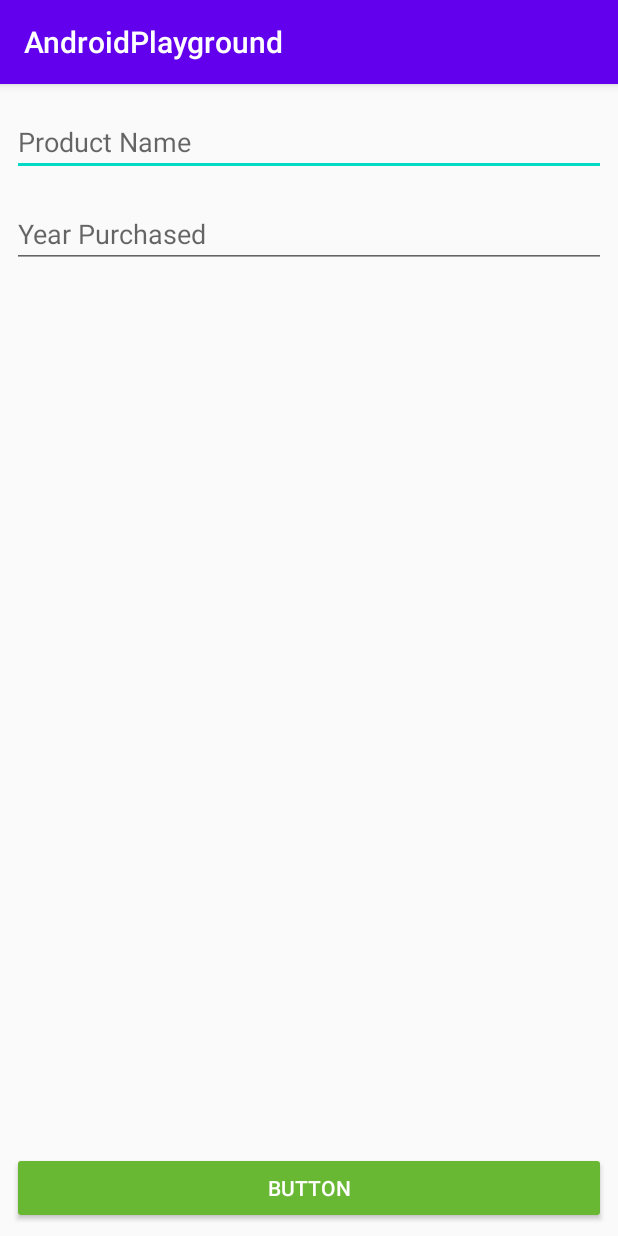
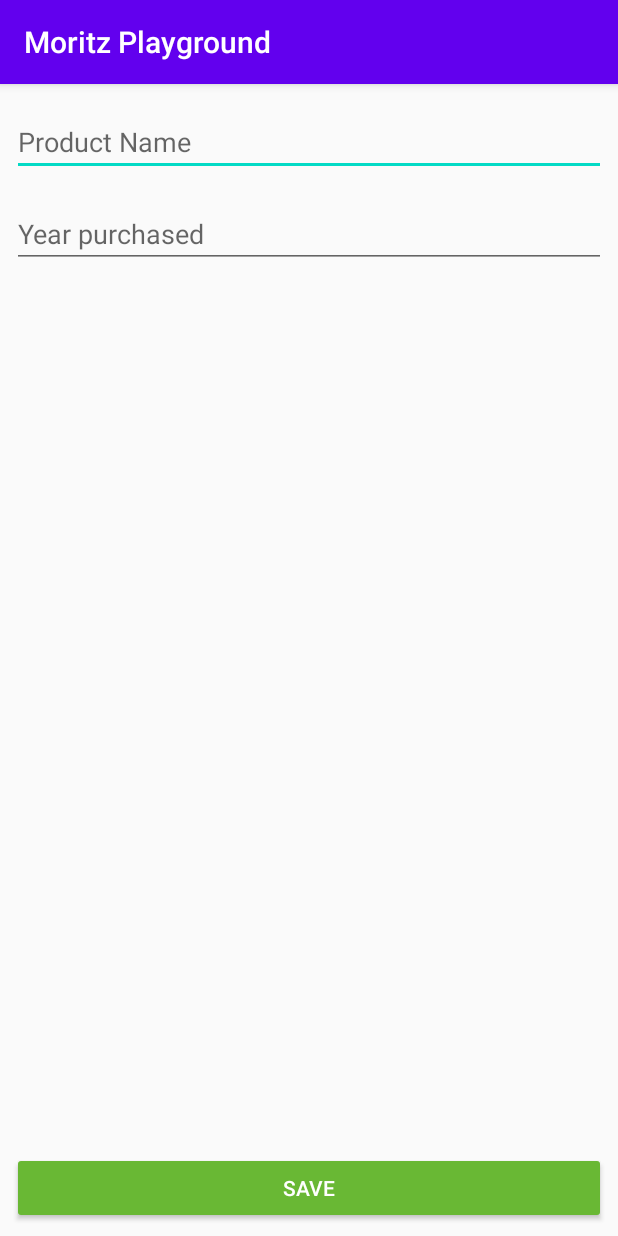
Before and after one commit to animalsounds-ldn/AndroidPlayground, an Android app: the NewProduct screen opened directly, with no data from a screen before it, on a phone screen of 412 x 824 dp. Run offline under Robolectric (Android 15) with nearby library versions, the phone set to English and light mode, and no system bars.

Commit message:
further work on 2nd screen

```diff
--- a/app/src/main/res/layout/newproduct.xml
+++ b/app/src/main/res/layout/newproduct.xml
@@ -7,14 +7,14 @@
     android:layout_height="match_parent">
 
     <EditText
-        android:id="@+id/editTextTextPersonName"
+        android:id="@+id/editTextProductName"
         android:layout_width="0dp"
         android:layout_height="wrap_content"
         android:layout_marginStart="8dp"
         android:layout_marginTop="16dp"
         android:layout_marginEnd="8dp"
         android:ems="10"
-        android:hint="Product Name"
+        android:hint="@string/product_name"
         android:inputType="textPersonName"
         app:layout_constraintEnd_toEndOf="parent"
         app:layout_constraintStart_toStartOf="parent"
@@ -28,7 +28,8 @@
         android:layout_marginEnd="8dp"
         android:layout_marginBottom="8dp"
         android:backgroundTint="@color/zoo"
-        android:text="Button"
+        android:onClick="saveProduct"
+        android:text="@string/save_btn"
         android:textColor="#FFFFFF"
         app:layout_constraintBottom_toBottomOf="parent"
         app:layout_constraintEnd_toEndOf="parent"
@@ -42,9 +43,9 @@
         android:layout_marginTop="16dp"
         android:layout_marginEnd="8dp"
         android:ems="10"
-        android:hint="Year Purchased"
+        android:hint="@string/year_purchased"
         android:inputType="number"
         app:layout_constraintEnd_toEndOf="parent"
         app:layout_constraintStart_toStartOf="parent"
-        app:layout_constraintTop_toBottomOf="@+id/editTextTextPersonName" />
+        app:layout_constraintTop_toBottomOf="@+id/editTextProductName" />
 </androidx.constraintlayout.widget.ConstraintLayout>
--- a/app/src/main/res/values/strings.xml
+++ b/app/src/main/res/values/strings.xml
@@ -1,5 +1,5 @@
 <resources>
-    <string name="app_name">AndroidPlayground</string>
+    <string name="app_name">Moritz Playground</string>
     <string name="action_settings">Settings</string>
     <!-- Strings used for fragments for navigation -->
     <string name="first_fragment_label">First Fragment</string>
@@ -9,4 +9,9 @@
 
     <string name="hello_first_fragment">Hello first fragment</string>
     <string name="hello_second_fragment">Hello second fragment. Arg: %1$s</string>
+
+    <!-- newproduct.xml -->
+    <string name="product_name">Product Name</string>
+    <string name="year_purchased">Year purchased</string>
+    <string name="save_btn">save</string>
 </resources>
```
Also changed, not shown: app/src/main/java/com/example/androidplayground/MainActivity.java (+7 -2 lines), app/src/main/java/com/example/androidplayground/NewProduct.java (+18 -0 lines).
